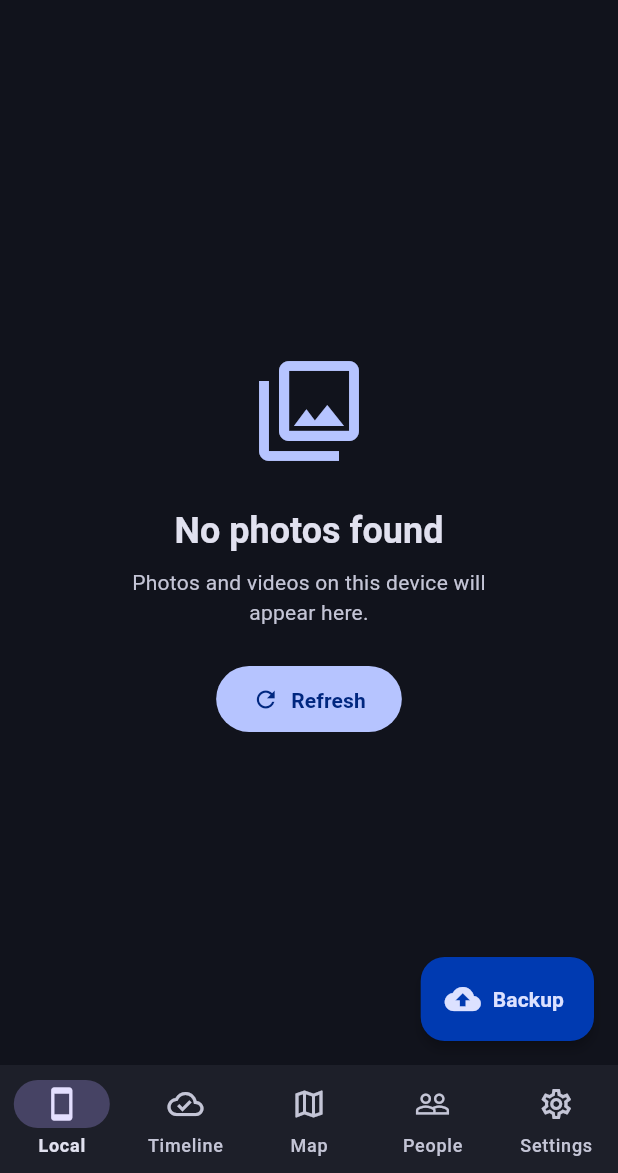
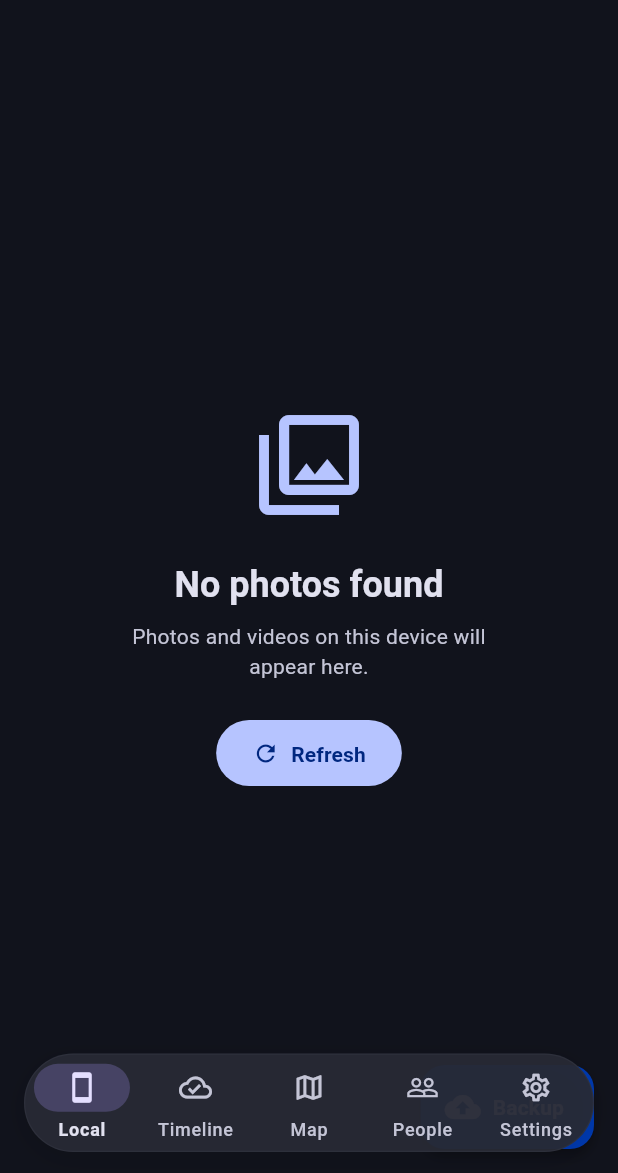
Before and after one commit to FakeAbid11/LumoVault, a Flutter app: the LocalScreen screen opened by its route, on a phone screen of 412 x 824 dp, the part 63-1236 px from its top. Run offline on Flutter 3.47's test engine with Material 3 defaults, Android fonts, the phone set to English and light mode, and no system bars; drawn by our look-alikes of dynamic_color; our stand-ins replace battery_plus, connectivity_plus, convert, device_info_plus, drift, flutter_local_notifications and 13 more; missing offline and left inert: flutter_map_marker_cluster, flutter_onnxruntime, photo_manager, sqlite3, tdlib, workmanager and 1 more; accounts and stored records are empty; generated files the repository leaves out were written again; statements that could not run were skipped.

Commit message:
feat(navigation): implement Google Photos style floating capsule navigation bar

```diff
--- a/lib/features/gallery/presentation/screens/local_screen.dart
+++ b/lib/features/gallery/presentation/screens/local_screen.dart
@@ -445,7 +445,7 @@ class _LocalScreenState extends ConsumerState<LocalScreen> {
                 }, childCount: groupedAssets[dateKeys[i]]?.length ?? 0),
               ),
             ],
-            const SliverToBoxAdapter(child: SizedBox(height: 80)),
+            const SliverToBoxAdapter(child: SizedBox(height: 96)),
           ],
         ),
       ),
--- a/lib/features/gallery/presentation/screens/timeline_screen.dart
+++ b/lib/features/gallery/presentation/screens/timeline_screen.dart
@@ -236,7 +236,7 @@ class _TimelineScreenState extends ConsumerState<TimelineScreen> {
                 }, childCount: groupedItems[dateKeys[i]]?.length ?? 0),
               ),
             ],
-            const SliverToBoxAdapter(child: SizedBox(height: 80)),
+            const SliverToBoxAdapter(child: SizedBox(height: 96)),
           ],
         ),
       ),
--- a/lib/features/people/presentation/screens/people_screen.dart
+++ b/lib/features/people/presentation/screens/people_screen.dart
@@ -256,7 +256,7 @@ class _PeopleScreenState extends ConsumerState<PeopleScreen> {
         ref.invalidate(faceCountProvider);
       },
       child: GridView.builder(
-        padding: const EdgeInsets.all(8),
+        padding: const EdgeInsets.fromLTRB(8, 8, 8, 96),
         gridDelegate: const SliverGridDelegateWithFixedCrossAxisCount(
           crossAxisCount: 3,
           crossAxisSpacing: 8,
--- a/lib/shared/widgets/app_shell.dart
+++ b/lib/shared/widgets/app_shell.dart
@@ -1,9 +1,10 @@
 import 'package:flutter/material.dart';
+import 'package:flutter/services.dart';
 import 'package:go_router/go_router.dart';
 
 /// Responsive shell that adapts navigation layout based on screen size.
 ///
-/// - Phone (< 600px): Bottom navigation bar
+/// - Phone (< 600px): Bottom floating capsule navigation bar (Google Photos style)
 /// - Tablet (600-840px): Navigation rail
 /// - Large Tablet (> 840px): Navigation drawer
 class AppShell extends StatelessWidget {
@@ -14,6 +15,7 @@ class AppShell extends StatelessWidget {
   int get _currentIndex => navigationShell.currentIndex;
 
   void _onTap(int index) {
+    HapticFeedback.selectionClick();
     navigationShell.goBranch(
       index,
       initialLocation: index == navigationShell.currentIndex,
@@ -38,44 +40,77 @@ class AppShell extends StatelessWidget {
   }
 
   Widget _buildBottomNav(BuildContext context) {
+    final theme = Theme.of(context);
+    final colorScheme = theme.colorScheme;
+
     return Scaffold(
+      extendBody: true,
       body: navigationShell,
-      bottomNavigationBar: NavigationBar(
+      bottomNavigationBar: SafeArea(
+        minimum: const EdgeInsets.fromLTRB(16, 0, 16, 14),
+        child: Container(
+          decoration: BoxDecoration(
+            color: colorScheme.surfaceContainerHigh.withValues(alpha: 0.95),
+            borderRadius: BorderRadius.circular(36),
+            boxShadow: [
+              BoxShadow(
+                color: Colors.black.withValues(alpha: 0.12),
+                blurRadius: 16,
+                spreadRadius: 0,
+                offset: const Offset(0, 4),
+              ),
+            ],
+            border: Border.all(
+              color: colorScheme.outlineVariant.withValues(alpha: 0.25),
+              width: 0.8,
+            ),
+          ),
+          child: ClipRRect(
+            borderRadius: BorderRadius.circular(36),
+            child: NavigationBar(
+              height: 64,
+              backgroundColor: Colors.transparent,
+              elevation: 0,
               selectedIndex: _currentIndex,
               onDestinationSelected: _onTap,
               labelBehavior: NavigationDestinationLabelBehavior.alwaysShow,
+              indicatorShape: const StadiumBorder(),
+              indicatorColor: colorScheme.secondaryContainer,
               destinations: const [
                 NavigationDestination(
-            icon: Icon(Icons.smartphone_outlined),
-            selectedIcon: Icon(Icons.smartphone),
+                  icon: Icon(Icons.smartphone_outlined, size: 22),
+                  selectedIcon: Icon(Icons.smartphone, size: 22),
                   label: 'Local',
                   tooltip: 'All photos on this device',
                 ),
                 NavigationDestination(
-            icon: Icon(Icons.cloud_done_outlined),
-            selectedIcon: Icon(Icons.cloud_done),
+                  icon: Icon(Icons.cloud_done_outlined, size: 22),
+                  selectedIcon: Icon(Icons.cloud_done, size: 22),
                   label: 'Timeline',
                   tooltip: 'Photos backed up to Telegram',
                 ),
                 NavigationDestination(
-            icon: Icon(Icons.map_outlined),
-            selectedIcon: Icon(Icons.map),
+                  icon: Icon(Icons.map_outlined, size: 22),
+                  selectedIcon: Icon(Icons.map, size: 22),
                   label: 'Map',
                   tooltip: 'Photos on a map by location',
                 ),
                 NavigationDestination(
-            icon: Icon(Icons.people_outline),
-            selectedIcon: Icon(Icons.people),
+                  icon: Icon(Icons.people_outline, size: 22),
+                  selectedIcon: Icon(Icons.people, size: 22),
                   label: 'People',
                   tooltip: 'Photos grouped by person',
                 ),
                 NavigationDestination(
-            icon: Icon(Icons.settings_outlined),
-            selectedIcon: Icon(Icons.settings),
+                  icon: Icon(Icons.settings_outlined, size: 22),
+                  selectedIcon: Icon(Icons.settings, size: 22),
                   label: 'Settings',
                   tooltip: 'App settings and preferences',
                 ),
               ],
+            ),
+          ),
+        ),
       ),
     );
   }
```
Lines whose indentation alone changed are shown as unchanged.
